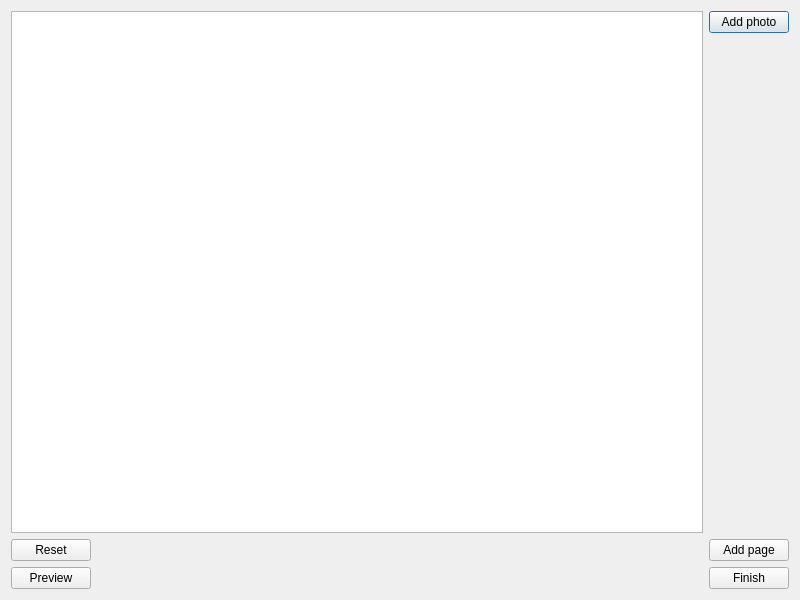
The window that Recipe_book/settingsPage/settingpagetypeone.ui (Bojo992/Qt_project_cs4076) describes before a commit, drawn with Qt 5.
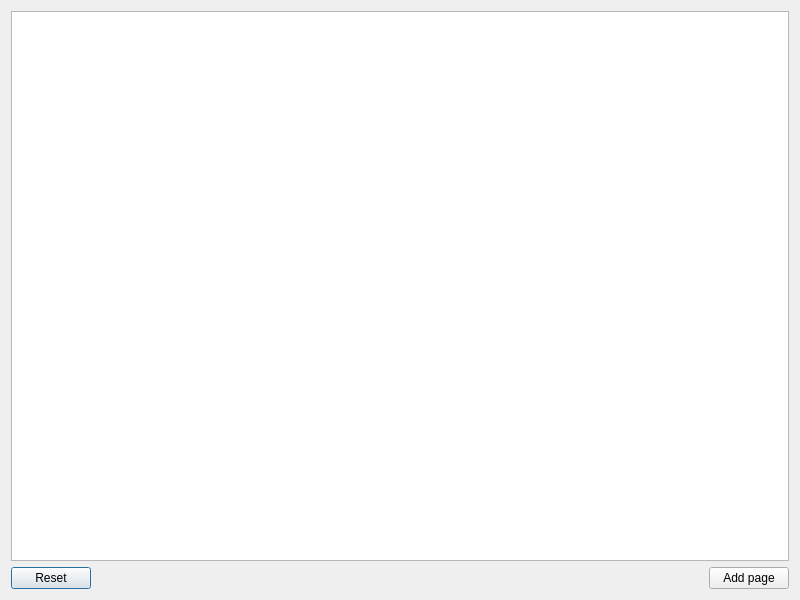
The same window after the commit.

The edit to the form file:
```diff
--- a/Recipe_book/settingsPage/settingpagetypeone.ui
+++ b/Recipe_book/settingsPage/settingpagetypeone.ui
@@ -17,40 +17,23 @@
    <item row="0" column="0">
     <widget class="QPlainTextEdit" name="recipeTextField"/>
    </item>
-   <item row="0" column="1" alignment="Qt::AlignTop">
-    <widget class="QPushButton" name="addPhotoButton">
-     <property name="text">
-      <string>Add photo</string>
-     </property>
-    </widget>
-   </item>
-   <item row="1" column="0" alignment="Qt::AlignLeft">
+   <item row="1" column="0">
+    <layout class="QGridLayout" name="gridLayout_2">
+     <item row="0" column="0" alignment="Qt::AlignLeft">
     <widget class="QPushButton" name="resetButton">
      <property name="text">
       <string>Reset</string>
      </property>
     </widget>
    </item>
-   <item row="1" column="1">
+     <item row="0" column="1" alignment="Qt::AlignRight">
     <widget class="QPushButton" name="addPageButton">
      <property name="text">
       <string>Add page</string>
      </property>
     </widget>
    </item>
-   <item row="2" column="0" alignment="Qt::AlignLeft">
-    <widget class="QPushButton" name="previewButton">
-     <property name="text">
-      <string>Preview</string>
-     </property>
-    </widget>
-   </item>
-   <item row="2" column="1">
-    <widget class="QPushButton" name="finishButton">
-     <property name="text">
-      <string>Finish</string>
-     </property>
-    </widget>
+    </layout>
    </item>
   </layout>
  </widget>
```
Lines whose indentation alone changed are shown as unchanged.
